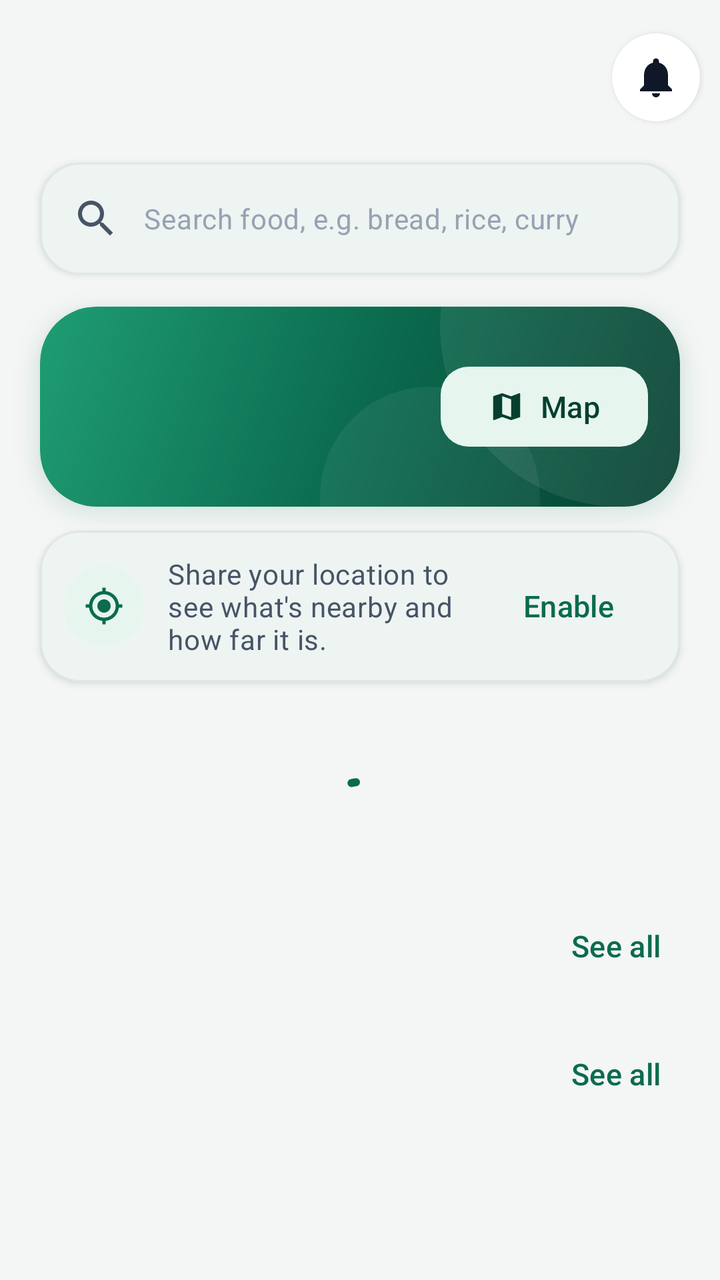
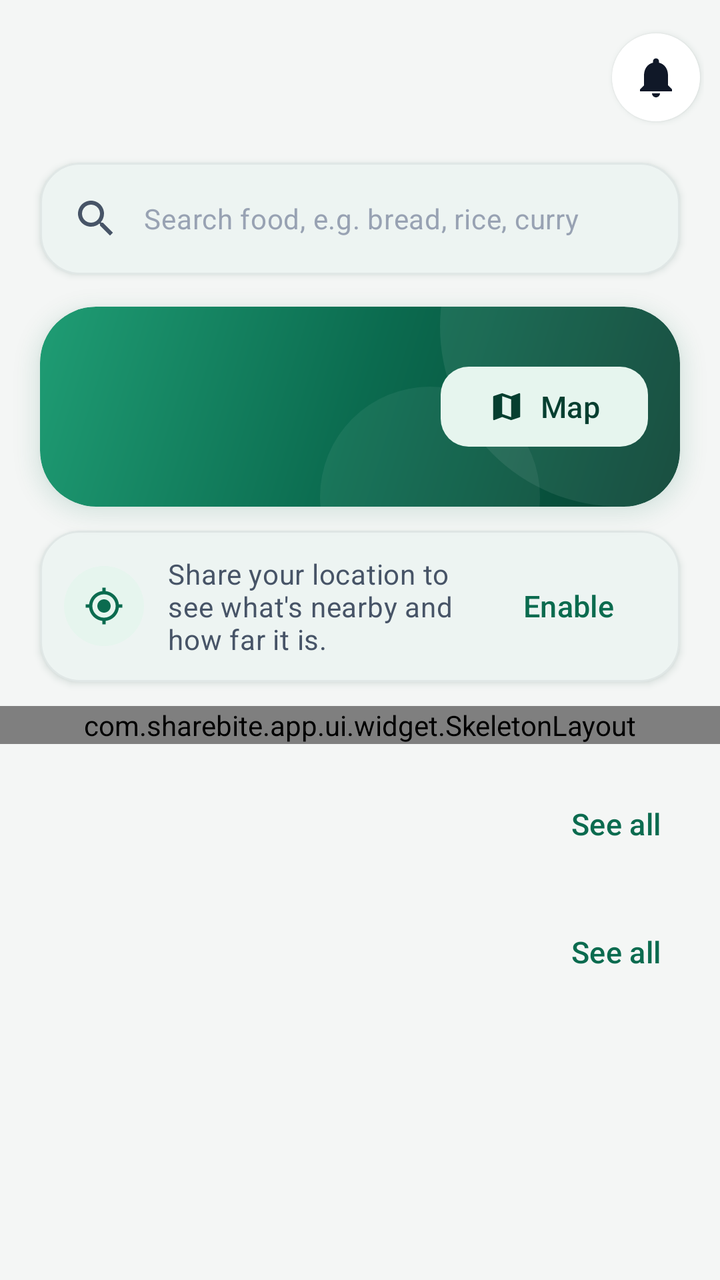

An Android layout rendered at two revisions. The XML below is the earlier revision; the diff shows what the commit changed to produce the second picture.
<!-- AndroidManifest.xml: application theme Theme.ShareBite -->
<!-- res/layout/fragment_consumer_home.xml -->
<?xml version="1.0" encoding="utf-8"?>
<androidx.core.widget.NestedScrollView xmlns:android="http://schemas.android.com/apk/res/android"
    xmlns:app="http://schemas.android.com/apk/res-auto"
    android:layout_width="match_parent"
    android:layout_height="match_parent">

    <LinearLayout
        android:layout_width="match_parent"
        android:layout_height="wrap_content"
        android:orientation="vertical"
        android:paddingBottom="@dimen/space_xxl">

        <include
            android:id="@+id/header"
            layout="@layout/view_screen_header" />

        
        <com.google.android.material.card.MaterialCardView
            android:id="@+id/searchBar"
            style="@style/Widget.ShareBite.Card.Outlined"
            android:layout_width="match_parent"
            android:layout_height="56dp"
            android:layout_marginHorizontal="@dimen/screen_padding"
            android:layout_marginTop="@dimen/space_s"
            android:clickable="true"
            android:contentDescription="@string/search_hint"
            android:focusable="true">

            <TextView
                android:layout_width="match_parent"
                android:layout_height="match_parent"
                android:drawablePadding="@dimen/space_m"
                android:gravity="center_vertical"
                android:paddingHorizontal="@dimen/space_l"
                android:text="@string/search_hint"
                android:textAppearance="@style/TextAppearance.ShareBite.Body"
                android:textColor="@color/charcoal_hint"
                app:drawableStartCompat="@drawable/ic_search"
                app:drawableTint="@color/charcoal_secondary" />
        </com.google.android.material.card.MaterialCardView>

        
        <com.google.android.material.card.MaterialCardView
            android:id="@+id/verificationBanner"
            style="@style/Widget.ShareBite.Card.Outlined"
            android:layout_width="match_parent"
            android:layout_height="wrap_content"
            android:layout_marginHorizontal="@dimen/screen_padding"
            android:layout_marginTop="@dimen/space_l"
            android:visibility="gone">

            <LinearLayout
                android:layout_width="match_parent"
                android:layout_height="wrap_content"
                android:orientation="vertical"
                android:padding="@dimen/space_l">

                <TextView
                    android:id="@+id/verificationBadge"
                    style="@style/ShareBite.Badge" />

                <TextView
                    android:id="@+id/verificationMessage"
                    android:layout_width="match_parent"
                    android:layout_height="wrap_content"
                    android:layout_marginTop="@dimen/space_s"
                    android:textAppearance="@style/TextAppearance.ShareBite.Body" />

                <com.google.android.material.button.MaterialButton
                    android:id="@+id/verificationButton"
                    style="@style/Widget.ShareBite.Button.Tonal"
                    android:layout_width="wrap_content"
                    android:layout_height="wrap_content"
                    android:layout_marginTop="@dimen/space_m"
                    android:text="@string/verify_organisation"
                    app:icon="@drawable/ic_shield" />
            </LinearLayout>
        </com.google.android.material.card.MaterialCardView>

        
        <LinearLayout
            android:id="@+id/statsRow"
            android:layout_width="match_parent"
            android:layout_height="wrap_content"
            android:layout_marginHorizontal="@dimen/screen_padding"
            android:layout_marginTop="@dimen/space_l"
            android:baselineAligned="false"
            android:orientation="horizontal"
            android:visibility="gone">

            <include
                android:id="@+id/statPending"
                layout="@layout/view_stat_card" />

            <Space
                android:layout_width="@dimen/space_m"
                android:layout_height="1dp" />

            <include
                android:id="@+id/statCompleted"
                layout="@layout/view_stat_card" />
        </LinearLayout>

        
        <LinearLayout
            android:id="@+id/heroCard"
            android:layout_width="match_parent"
            android:layout_height="wrap_content"
            android:layout_marginHorizontal="@dimen/screen_padding"
            android:layout_marginTop="@dimen/space_l"
            style="@style/ShareBite.Hero"
            android:gravity="center_vertical"
            android:orientation="horizontal"
            android:padding="@dimen/space_l">

            <LinearLayout
                android:layout_width="0dp"
                android:layout_height="wrap_content"
                android:layout_weight="1"
                android:orientation="vertical">

                <TextView
                    android:id="@+id/heroTitle"
                    android:layout_width="wrap_content"
                    android:layout_height="wrap_content"
                    android:textAppearance="@style/TextAppearance.ShareBite.Headline"
                    android:textColor="@color/white" />

                <TextView
                    android:id="@+id/heroSubtitle"
                    android:layout_width="wrap_content"
                    android:layout_height="wrap_content"
                    android:layout_marginTop="@dimen/space_xxs"
                    android:textAppearance="@style/TextAppearance.ShareBite.Body"
                    android:textColor="@color/soft_green" />
            </LinearLayout>

            <com.google.android.material.button.MaterialButton
                android:id="@+id/mapButton"
                style="@style/Widget.ShareBite.Button.Tonal"
                android:layout_width="wrap_content"
                android:layout_height="wrap_content"
                android:text="@string/map"
                app:icon="@drawable/ic_map" />
        </LinearLayout>

        
        <com.google.android.material.card.MaterialCardView
            android:id="@+id/locationCard"
            style="@style/Widget.ShareBite.Card.Outlined"
            android:layout_width="match_parent"
            android:layout_height="wrap_content"
            android:layout_marginHorizontal="@dimen/screen_padding"
            android:layout_marginTop="@dimen/space_m">

            <LinearLayout
                android:layout_width="match_parent"
                android:layout_height="wrap_content"
                android:gravity="center_vertical"
                android:orientation="horizontal"
                android:padding="@dimen/space_m">

                <ImageView
                    android:layout_width="40dp"
                    android:layout_height="40dp"
                    android:background="@drawable/bg_icon_circle"
                    android:contentDescription="@null"
                    android:padding="10dp"
                    android:src="@drawable/ic_my_location"
                    app:tint="@color/forest_green" />

                <TextView
                    android:id="@+id/locationMessage"
                    android:layout_width="0dp"
                    android:layout_height="wrap_content"
                    android:layout_marginHorizontal="@dimen/space_m"
                    android:layout_weight="1"
                    android:text="@string/location_prompt"
                    android:textAppearance="@style/TextAppearance.ShareBite.Body" />

                <com.google.android.material.button.MaterialButton
                    android:id="@+id/locationButton"
                    style="@style/Widget.ShareBite.Button.Text"
                    android:layout_width="wrap_content"
                    android:layout_height="wrap_content"
                    android:text="@string/enable" />
            </LinearLayout>
        </com.google.android.material.card.MaterialCardView>

        <HorizontalScrollView
            android:layout_width="match_parent"
            android:layout_height="wrap_content"
            android:layout_marginTop="@dimen/space_m"
            android:clipToPadding="false"
            android:paddingHorizontal="@dimen/screen_padding"
            android:scrollbars="none">

            <com.google.android.material.chip.ChipGroup
                android:id="@+id/categoryChips"
                android:layout_width="wrap_content"
                android:layout_height="wrap_content"
                app:singleLine="true" />
        </HorizontalScrollView>

        <com.google.android.material.progressindicator.CircularProgressIndicator
            android:id="@+id/progress"
            android:layout_width="wrap_content"
            android:layout_height="wrap_content"
            android:layout_gravity="center_horizontal"
            android:layout_marginTop="@dimen/space_xxl"
            android:indeterminate="true" />

        <TextView
            android:id="@+id/errorText"
            android:layout_width="match_parent"
            android:layout_height="wrap_content"
            android:layout_marginHorizontal="@dimen/screen_padding"
            android:layout_marginTop="@dimen/space_l"
            android:background="@drawable/bg_rounded_panel"
            android:backgroundTint="@color/error_bg"
            android:padding="@dimen/space_l"
            android:textAppearance="@style/TextAppearance.ShareBite.Body"
            android:textColor="@color/error_red"
            android:visibility="gone" />

        <include
            android:id="@+id/sectionCharity"
            layout="@layout/view_listing_section"
            android:visibility="gone" />

        <include
            android:id="@+id/sectionNearby"
            layout="@layout/view_listing_section"
            android:visibility="gone" />

        <include
            android:id="@+id/sectionRecent"
            layout="@layout/view_listing_section" />

        <include
            android:id="@+id/sectionFree"
            layout="@layout/view_listing_section" />

        <include
            android:id="@+id/sectionDiscounted"
            layout="@layout/view_listing_section"
            android:visibility="gone" />
    </LinearLayout>
</androidx.core.widget.NestedScrollView>
<!-- res/layout/view_screen_header.xml (included above) -->
<?xml version="1.0" encoding="utf-8"?>
<LinearLayout xmlns:android="http://schemas.android.com/apk/res/android"
    xmlns:app="http://schemas.android.com/apk/res-auto"
    xmlns:tools="http://schemas.android.com/tools"
    android:layout_width="match_parent"
    android:layout_height="wrap_content"
    android:baselineAligned="false"
    android:gravity="center_vertical"
    android:orientation="horizontal"
    android:paddingStart="@dimen/screen_padding"
    android:paddingTop="@dimen/space_m"
    android:paddingEnd="@dimen/space_s"
    android:paddingBottom="@dimen/space_s">

    <LinearLayout
        android:layout_width="0dp"
        android:layout_height="wrap_content"
        android:layout_weight="1"
        android:orientation="vertical">

        <TextView
            android:id="@+id/headerTitle"
            android:layout_width="match_parent"
            android:layout_height="wrap_content"
            android:ellipsize="end"
            android:maxLines="1"
            android:textAppearance="@style/TextAppearance.ShareBite.Headline" />

        <TextView
            android:id="@+id/headerSubtitle"
            android:layout_width="match_parent"
            android:layout_height="wrap_content"
            android:layout_marginTop="@dimen/space_xxs"
            android:ellipsize="end"
            android:maxLines="2"
            android:textAppearance="@style/TextAppearance.ShareBite.Body" />
    </LinearLayout>

    <FrameLayout
        android:layout_width="@dimen/touch_target"
        android:layout_height="@dimen/touch_target">

        <ImageButton
            android:id="@+id/notificationsButton"
            android:layout_width="44dp"
            android:layout_height="44dp"
            android:layout_gravity="center"
            android:background="@drawable/bg_icon_button"
            android:elevation="@dimen/card_elevation_low"
            android:outlineSpotShadowColor="@color/shadow_tint"
            tools:targetApi="p"
            android:contentDescription="@string/notifications"
            android:src="@drawable/ic_notifications"
            app:tint="@color/charcoal" />

        <TextView
            android:id="@+id/unreadBadge"
            android:layout_width="wrap_content"
            android:layout_height="18dp"
            android:layout_gravity="top|end"
            android:layout_marginTop="6dp"
            android:layout_marginEnd="4dp"
            android:background="@drawable/bg_pill"
            android:backgroundTint="@color/error_red"
            android:gravity="center"
            android:elevation="4dp"
            android:importantForAccessibility="no"
            android:minWidth="18dp"
            android:paddingHorizontal="4dp"
            android:textColor="@color/white"
            android:textSize="11sp"
            android:textStyle="bold"
            android:visibility="gone" />
    </FrameLayout>
</LinearLayout>
<!-- res/layout/view_stat_card.xml (included above) -->
<?xml version="1.0" encoding="utf-8"?>
<com.google.android.material.card.MaterialCardView xmlns:android="http://schemas.android.com/apk/res/android"
    android:layout_width="0dp"
    android:layout_height="wrap_content"
    android:layout_weight="1">

    <LinearLayout
        android:layout_width="match_parent"
        android:layout_height="wrap_content"
        android:orientation="vertical"
        android:padding="@dimen/space_l">

        <TextView
            android:id="@+id/statValue"
            android:layout_width="wrap_content"
            android:layout_height="wrap_content"
            android:text="@string/zero"
            android:textAppearance="@style/TextAppearance.ShareBite.Stat" />

        <TextView
            android:id="@+id/statLabel"
            android:layout_width="match_parent"
            android:layout_height="wrap_content"
            android:layout_marginTop="@dimen/space_xxs"
            android:maxLines="2"
            android:textAppearance="@style/TextAppearance.ShareBite.Caption" />
    </LinearLayout>
</com.google.android.material.card.MaterialCardView>
<!-- res/layout/view_listing_section.xml (included above) -->
<?xml version="1.0" encoding="utf-8"?>
<LinearLayout xmlns:android="http://schemas.android.com/apk/res/android"
    android:layout_width="match_parent"
    android:layout_height="wrap_content"
    android:layout_marginTop="@dimen/space_l"
    android:orientation="vertical">

    <LinearLayout
        android:layout_width="match_parent"
        android:layout_height="wrap_content"
        android:gravity="center_vertical"
        android:orientation="horizontal"
        android:paddingStart="@dimen/screen_padding"
        android:paddingEnd="@dimen/space_s">

        <TextView
            android:id="@+id/sectionTitle"
            style="@style/ShareBite.SectionHeader"
            android:layout_width="0dp"
            android:layout_weight="1" />

        <com.google.android.material.button.MaterialButton
            android:id="@+id/seeAll"
            style="@style/Widget.ShareBite.Button.Text"
            android:layout_width="wrap_content"
            android:layout_height="wrap_content"
            android:text="@string/see_all" />
    </LinearLayout>

    <TextView
        android:id="@+id/sectionSubtitle"
        android:layout_width="match_parent"
        android:layout_height="wrap_content"
        android:paddingHorizontal="@dimen/screen_padding"
        android:textAppearance="@style/TextAppearance.ShareBite.Caption"
        android:visibility="gone" />

    <androidx.recyclerview.widget.RecyclerView
        android:id="@+id/sectionList"
        android:layout_width="match_parent"
        android:layout_height="wrap_content"
        android:clipToPadding="false"
        android:nestedScrollingEnabled="false"
        android:orientation="horizontal"
        android:paddingStart="@dimen/screen_padding"
        android:paddingEnd="@dimen/space_s" />

    <TextView
        android:id="@+id/sectionEmpty"
        android:layout_width="match_parent"
        android:layout_height="wrap_content"
        android:layout_marginHorizontal="@dimen/screen_padding"
        android:layout_marginTop="@dimen/space_s"
        android:background="@drawable/bg_rounded_panel"
        android:padding="@dimen/space_l"
        android:textAppearance="@style/TextAppearance.ShareBite.Body"
        android:visibility="gone" />
</LinearLayout>
<!-- resources referenced by this layout -->
<resources>
  <color name="charcoal">#101828</color>
  <color name="error_bg">#FEF3F2</color>
  <color name="white">#FFFFFF</color>
  <dimen name="space_l">16dp</dimen>
  <dimen name="space_m">12dp</dimen>
  <dimen name="space_s">8dp</dimen>
  <dimen name="space_xxl">32dp</dimen>
  <dimen name="space_xxs">2dp</dimen>
  <string name="enable">Enable</string>
  <string name="map">Map</string>
  <string name="see_all">See all</string>
  <string name="zero">0</string>
  <style name="Theme.ShareBite" parent="Theme.Material3.Light.NoActionBar">
          <item name="colorPrimary">@color/forest_green</item>
          <item name="colorOnPrimary">@color/white</item>
          <item name="colorPrimaryContainer">@color/soft_green</item>
          <item name="colorOnPrimaryContainer">@color/forest_green_dark</item>
          <item name="colorSecondary">@color/leaf_green</item>
          <item name="colorOnSecondary">@color/white</item>
          <item name="colorSecondaryContainer">@color/mint_container</item>
          <item name="colorOnSecondaryContainer">@color/forest_green_dark</item>
          <item name="colorTertiary">@color/discount_amber</item>
          <item name="colorError">@color/error_red</item>
          <item name="android:colorBackground">@color/cream</item>
          <item name="colorOnBackground">@color/charcoal</item>
          <item name="colorSurface">@color/white</item>
          <item name="colorOnSurface">@color/charcoal</item>
          <item name="colorSurfaceVariant">@color/cream_dark</item>
          <item name="colorOnSurfaceVariant">@color/charcoal_secondary</item>
          <item name="colorSurfaceContainer">@color/white</item>
          <item name="colorSurfaceContainerLow">@color/white</item>
          <item name="colorSurfaceContainerHigh">@color/white</item>
          <item name="colorOutline">@color/charcoal_hint</item>
          <item name="colorOutlineVariant">@color/divider</item>
  
          <item name="android:statusBarColor">@color/cream</item>
          <item name="android:windowLightStatusBar">true</item>
          <item name="android:navigationBarColor">@color/cream</item>
          
          <item name="android:ambientShadowAlpha">0.035</item>
          <item name="android:spotShadowAlpha">0.13</item>
          <item name="android:windowBackground">@color/cream</item>
          <item name="android:forceDarkAllowed" tools:targetApi="q">false</item>
  
          <item name="shapeAppearanceSmallComponent">@style/ShapeAppearance.ShareBite.Small</item>
          <item name="shapeAppearanceMediumComponent">@style/ShapeAppearance.ShareBite.Medium</item>
          <item name="materialCardViewStyle">@style/Widget.ShareBite.Card</item>
          <item name="materialButtonStyle">@style/Widget.ShareBite.Button</item>
          <item name="textInputStyle">@style/Widget.ShareBite.TextInput</item>
          <item name="toolbarStyle">@style/Widget.ShareBite.Toolbar</item>
          <item name="bottomNavigationStyle">@style/Widget.ShareBite.BottomNav</item>
          <item name="chipStyle">@style/Widget.ShareBite.Chip</item>
      </style>
  <dimen name="radius_m">14dp</dimen>
  <color name="cream">#F4F6F5</color>
  <color name="divider">#E4E7EC</color>
  <dimen name="radius_xl">28dp</dimen>
  <dimen name="radius_l">20dp</dimen>
  <!-- unchanged entries left out for length: 56 -->
</resources>

<!-- the commit's change to res/layout/fragment_consumer_home.xml (unified diff, before → after) -->
@@ -202,13 +202,135 @@
                 app:singleLine="true" />
         </HorizontalScrollView>
 
-        <com.google.android.material.progressindicator.CircularProgressIndicator
+        
+        <com.sharebite.app.ui.widget.SkeletonLayout
             android:id="@+id/progress"
-            android:layout_width="wrap_content"
-            android:layout_height="wrap_content"
-            android:layout_gravity="center_horizontal"
-            android:layout_marginTop="@dimen/space_xxl"
-            android:indeterminate="true" />
+            android:layout_width="match_parent"
+            android:layout_height="wrap_content"
+            android:clipChildren="false"
+            android:importantForAccessibility="no"
+            android:orientation="vertical">
+            <View
+                android:layout_width="140dp"
+                android:layout_height="18dp"
+                android:layout_marginStart="@dimen/screen_padding"
+                android:layout_marginTop="@dimen/space_xl"
+                android:background="@drawable/bg_skeleton_line" />
+
+            <LinearLayout
+                android:layout_width="wrap_content"
+                android:layout_height="wrap_content"
+                android:layout_marginTop="@dimen/space_m"
+                android:orientation="horizontal"
+                android:paddingStart="@dimen/screen_padding">
+                <LinearLayout
+                    android:layout_width="@dimen/food_card_compact_width"
+                    android:layout_height="wrap_content"
+                    android:layout_marginEnd="14dp"
+                    android:orientation="vertical">
+
+                    <View
+                        android:layout_width="match_parent"
+                        android:layout_height="@dimen/food_card_compact_image"
+                        android:background="@drawable/bg_skeleton" />
+
+                    <View
+                        android:layout_width="160dp"
+                        android:layout_height="14dp"
+                        android:layout_marginTop="@dimen/space_m"
+                        android:background="@drawable/bg_skeleton_line" />
+
+                    <View
+                        android:layout_width="96dp"
+                        android:layout_height="12dp"
+                        android:layout_marginTop="@dimen/space_s"
+                        android:background="@drawable/bg_skeleton_line" />
+                </LinearLayout>
+                <LinearLayout
+                    android:layout_width="@dimen/food_card_compact_width"
+                    android:layout_height="wrap_content"
+                    android:layout_marginEnd="14dp"
+                    android:orientation="vertical">
+
+                    <View
+                        android:layout_width="match_parent"
+                        android:layout_height="@dimen/food_card_compact_image"
+                        android:background="@drawable/bg_skeleton" />
+
+                    <View
+                        android:layout_width="160dp"
+                        android:layout_height="14dp"
+                        android:layout_marginTop="@dimen/space_m"
+                        android:background="@drawable/bg_skeleton_line" />
+
+                    <View
+                        android:layout_width="96dp"
+                        android:layout_height="12dp"
+                        android:layout_marginTop="@dimen/space_s"
+                        android:background="@drawable/bg_skeleton_line" />
+                </LinearLayout>
+            </LinearLayout>
+            <View
+                android:layout_width="140dp"
+                android:layout_height="18dp"
+                android:layout_marginStart="@dimen/screen_padding"
+                android:layout_marginTop="@dimen/space_xl"
+                android:background="@drawable/bg_skeleton_line" />
+
+            <LinearLayout
+                android:layout_width="wrap_content"
+                android:layout_height="wrap_content"
+                android:layout_marginTop="@dimen/space_m"
+                android:orientation="horizontal"
+                android:paddingStart="@dimen/screen_padding">
+                <LinearLayout
+                    android:layout_width="@dimen/food_card_compact_width"
+                    android:layout_height="wrap_content"
+                    android:layout_marginEnd="14dp"
+                    android:orientation="vertical">
+
+                    <View
+                        android:layout_width="match_parent"
+                        android:layout_height="@dimen/food_card_compact_image"
+                        android:background="@drawable/bg_skeleton" />
+
+                    <View
+                        android:layout_width="160dp"
+                        android:layout_height="14dp"
+                        android:layout_marginTop="@dimen/space_m"
+                        android:background="@drawable/bg_skeleton_line" />
+
+                    <View
+                        android:layout_width="96dp"
+                        android:layout_height="12dp"
+                        android:layout_marginTop="@dimen/space_s"
+                        android:background="@drawable/bg_skeleton_line" />
+                </LinearLayout>
+                <LinearLayout
+                    android:layout_width="@dimen/food_card_compact_width"
+                    android:layout_height="wrap_content"
+                    android:layout_marginEnd="14dp"
+                    android:orientation="vertical">
+
+                    <View
+                        android:layout_width="match_parent"
+                        android:layout_height="@dimen/food_card_compact_image"
+                        android:background="@drawable/bg_skeleton" />
+
+                    <View
+                        android:layout_width="160dp"
+                        android:layout_height="14dp"
+                        android:layout_marginTop="@dimen/space_m"
+                        android:background="@drawable/bg_skeleton_line" />
+
+                    <View
+                        android:layout_width="96dp"
+                        android:layout_height="12dp"
+                        android:layout_marginTop="@dimen/space_s"
+                        android:background="@drawable/bg_skeleton_line" />
+                </LinearLayout>
+            </LinearLayout>
+        </com.sharebite.app.ui.widget.SkeletonLayout>
 
         <TextView
             android:id="@+id/errorText"
<!-- resource entries referenced after the edit -->
@@ -3,11 +3,26 @@
   <color name="charcoal">#101828</color>
   <color name="error_bg">#FEF3F2</color>
   <color name="white">#FFFFFF</color>
+  <dimen name="food_card_compact_image">128dp</dimen>
+  <dimen name="food_card_compact_width">236dp</dimen>
   <dimen name="space_l">16dp</dimen>
   <dimen name="space_m">12dp</dimen>
   <dimen name="space_s">8dp</dimen>
+  <dimen name="space_xl">24dp</dimen>
   <dimen name="space_xxl">32dp</dimen>
   <dimen name="space_xxs">2dp</dimen>
+  <!-- drawable bg_skeleton (drawable) -->
+  <?xml version="1.0" encoding="utf-8"?>
+  <shape xmlns:android="http://schemas.android.com/apk/res/android" android:shape="rectangle">
+      <solid android:color="@color/cream_dark" />
+      <corners android:radius="@dimen/radius_l" />
+  </shape>
+  <!-- drawable bg_skeleton_line (drawable) -->
+  <?xml version="1.0" encoding="utf-8"?>
+  <shape xmlns:android="http://schemas.android.com/apk/res/android" android:shape="rectangle">
+      <solid android:color="@color/cream_dark" />
+      <corners android:radius="6dp" />
+  </shape>
   <string name="enable">Enable</string>
   <string name="map">Map</string>
   <string name="see_all">See all</string>
@@ -42,6 +57,7 @@
           <item name="android:ambientShadowAlpha">0.035</item>
           <item name="android:spotShadowAlpha">0.13</item>
           <item name="android:windowBackground">@color/cream</item>
+          <item name="android:windowActivityTransitions">true</item>
           <item name="android:forceDarkAllowed" tools:targetApi="q">false</item>
   
           <item name="shapeAppearanceSmallComponent">@style/ShapeAppearance.ShareBite.Small</item>
